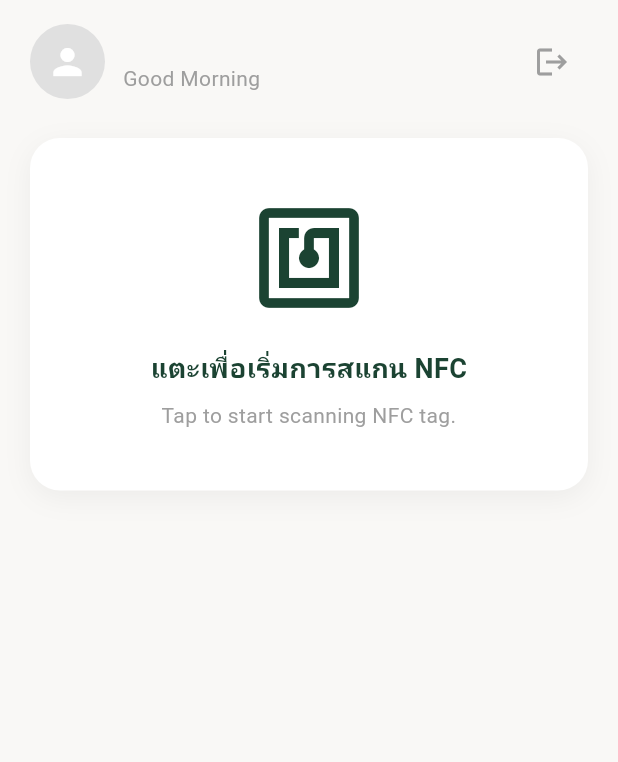
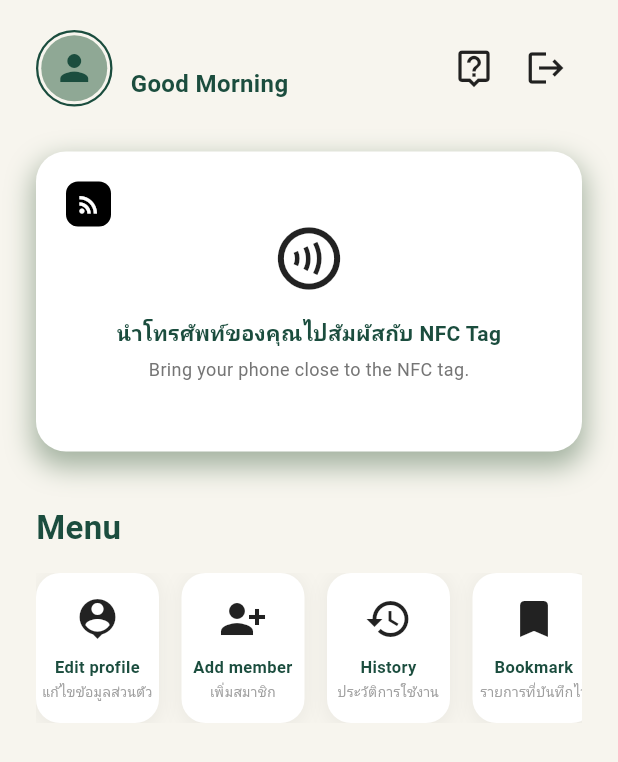
Before and after one commit to s67-Chakkapong/allergy-detect-app, a Flutter app: the HomeScreen screen opened directly, on a phone screen of 412 x 824 dp. Shown: the top 762 px of the screen. Run offline on Flutter 3.47's test engine with Material 3 defaults, Android fonts, the light colour scheme and no system bars; our stand-ins replace cloud_firestore, firebase_auth, firebase_core, firebase_storage, google_sign_in, image_picker; missing offline and left inert: app_settings, nfc_manager; accounts and stored records are empty; network calls fail.

Commit message:
fix home screen & edit profile feature

```diff
--- a/lib/home_screen.dart
+++ b/lib/home_screen.dart
@@ -7,6 +7,7 @@ import 'package:firebase_auth/firebase_auth.dart';
 import 'package:cloud_firestore/cloud_firestore.dart';
 import 'package:google_sign_in/google_sign_in.dart';
 import 'login_screen.dart';
+import 'identify_screen.dart';
 
 class HomeScreen extends StatefulWidget {
   const HomeScreen({super.key});
@@ -16,10 +17,12 @@ class HomeScreen extends StatefulWidget {
 }
 
 class _HomeScreenState extends State<HomeScreen> {
-  // User data
   String _name = '';
   String _profileImageUrl = '';
   bool _isLoadingUser = true;
+
+  static const Color primaryGreen = Color(0xFF1B4D3E);
+  static const Color bgCream = Color(0xFFF7F5EE);
 
   @override
   void initState() {
@@ -38,13 +41,23 @@ class _HomeScreenState extends State<HomeScreen> {
       final doc = await FirebaseFirestore.instance
           .collection('users')
           .doc(uid)
-          .get();
+          .get(const GetOptions(source: Source.server));
 
       if (doc.exists) {
         final data = doc.data()!;
+        final name = data['name'] ?? '';
+        final displayName = data['displayName'] ?? '';
+        final imageUrl = data['profileImageUrl'] ?? '';
+
         setState(() {
-          _name = data['name'] ?? data['displayName'] ?? 'User';
-          _profileImageUrl = data['profileImageUrl'] ?? '';
+          // Use name if filled, fallback to displayName, fallback to email
+          _name = name.isNotEmpty
+              ? name
+              : displayName.isNotEmpty
+              ? displayName
+              : FirebaseAuth.instance.currentUser?.email ?? 'User';
+
+          _profileImageUrl = imageUrl;
         });
       }
     } catch (e) {
@@ -55,51 +68,18 @@ class _HomeScreenState extends State<HomeScreen> {
   }
 
   // ─────────────────────────────────────────
-  // Logout
+  // Logout — sign out and go to LoginScreen
   // ─────────────────────────────────────────
   Future<void> _logout() async {
-    // Show confirmation dialog
-    final confirm = await showDialog<bool>(
-      context: context,
-      builder: (context) => AlertDialog(
-        shape: RoundedRectangleBorder(borderRadius: BorderRadius.circular(16)),
-        title: const Text('Log out'),
-        content: const Text('Are you sure you want to log out?'),
-        actions: [
-          TextButton(
-            onPressed: () => Navigator.pop(context, false),
-            child: const Text('Cancel', style: TextStyle(color: Colors.grey)),
-          ),
-          ElevatedButton(
-            onPressed: () => Navigator.pop(context, true),
-            style: ElevatedButton.styleFrom(
-              backgroundColor: const Color(0xFF1B4332),
-              foregroundColor: Colors.white,
-              shape: RoundedRectangleBorder(
-                borderRadius: BorderRadius.circular(12),
-              ),
-            ),
-            child: const Text('Log out'),
-          ),
-        ],
-      ),
-    );
-
-    if (confirm != true) return;
-
-    try {
-      await GoogleSignIn().signOut(); // sign out Google if used
+    await GoogleSignIn().signOut();
     await FirebaseAuth.instance.signOut();
 
     if (mounted) {
       Navigator.pushAndRemoveUntil(
         context,
         MaterialPageRoute(builder: (context) => const LoginScreen()),
-          (route) => false, // clear all screens from stack
+        (route) => false,
       );
-      }
-    } catch (e) {
-      debugPrint('Logout error: $e');
     }
   }
 
@@ -162,11 +142,11 @@ class _HomeScreenState extends State<HomeScreen> {
                   style: TextStyle(
                     fontWeight: FontWeight.bold,
                     fontSize: 18,
-                    color: Color(0xFF1B4332),
+                    color: primaryGreen,
                   ),
                 ),
                 SizedBox(height: 30),
-                Icon(Icons.nfc, size: 80, color: Color(0xFF1B4332)),
+                Icon(Icons.nfc, size: 80, color: primaryGreen),
                 SizedBox(height: 20),
                 Text("นำบัตรมาแตะที่ด้านหลังโทรศัพท์"),
                 SizedBox(height: 10),
@@ -182,7 +162,6 @@ class _HomeScreenState extends State<HomeScreen> {
     ).then((_) async {
       await Future.delayed(const Duration(seconds: 1));
       NfcManager.instance.stopSession();
-      debugPrint('หยุดโหมดอ่าน NFC แล้ว');
     });
   }
 
@@ -217,111 +196,286 @@ class _HomeScreenState extends State<HomeScreen> {
   @override
   Widget build(BuildContext context) {
     return Scaffold(
-      backgroundColor: const Color(0xFFF9F8F6),
+      backgroundColor: bgCream,
       body: SafeArea(
+        child: SingleChildScrollView(
+          child: Padding(
+            padding: const EdgeInsets.symmetric(
+              horizontal: 24.0,
+              vertical: 20.0,
+            ),
             child: Column(
+              crossAxisAlignment: CrossAxisAlignment.start,
               children: [
-            _buildHeaderProfile(context),
+                _buildHeader(),
+                const SizedBox(height: 30),
                 GestureDetector(
                   onTap: () => _showNfcDetails(context),
                   child: _buildNfcCard(),
+                ),
+                const SizedBox(height: 35),
+                _buildMenuSection(),
+                const SizedBox(height: 20),
+              ],
+            ),
+          ),
+        ),
+      ),
+    );
+  }
+
+  // ─────────────────────────────────────────
+  // Header
+  // ─────────────────────────────────────────
+  Widget _buildHeader() {
+    return Row(
+      children: [
+        Container(
+          padding: const EdgeInsets.all(2),
+          decoration: BoxDecoration(
+            shape: BoxShape.circle,
+            border: Border.all(color: primaryGreen, width: 1.5),
+          ),
+          child: CircleAvatar(
+            radius: 22,
+            backgroundColor: const Color(0xFF8FA895),
+            child: _profileImageUrl.isNotEmpty
+                ? ClipOval(
+                    child: Image.network(
+                      _profileImageUrl,
+                      fit: BoxFit.cover,
+                      width: 44,
+                      height: 44,
+                      errorBuilder: (_, __, ___) => const Icon(
+                        Icons.person,
+                        size: 28,
+                        color: primaryGreen,
+                      ),
+                    ),
+                  )
+                : const Icon(Icons.person, size: 28, color: primaryGreen),
+          ),
+        ),
+        const SizedBox(width: 12),
+        Column(
+          crossAxisAlignment: CrossAxisAlignment.start,
+          children: [
+            Text(
+              _isLoadingUser ? 'Loading...' : _name,
+              style: const TextStyle(
+                fontSize: 14,
+                fontWeight: FontWeight.bold,
+                color: Colors.black87,
+              ),
+            ),
+            const Text(
+              'Good Morning',
+              style: TextStyle(
+                fontSize: 16,
+                fontWeight: FontWeight.bold,
+                color: primaryGreen,
+              ),
+            ),
+          ],
+        ),
+        const Spacer(),
+        IconButton(
+          onPressed: () {},
+          icon: const Icon(
+            Icons.live_help_outlined,
+            color: Colors.black87,
+            size: 28,
+          ),
+        ),
+        IconButton(
+          onPressed: _logout,
+          icon: const Icon(Icons.logout, color: Colors.black87, size: 28),
+          tooltip: 'Log out',
+        ),
+      ],
+    );
+  }
+
+  // ─────────────────────────────────────────
+  // NFC Card
+  // ─────────────────────────────────────────
+  Widget _buildNfcCard() {
+    return Container(
+      width: double.infinity,
+      height: 200,
+      decoration: BoxDecoration(
+        color: Colors.white,
+        borderRadius: BorderRadius.circular(20),
+        boxShadow: const [
+          BoxShadow(
+            color: Color(0x804F6F52),
+            spreadRadius: 2,
+            blurRadius: 15,
+            offset: Offset(0, 8),
+          ),
+        ],
+      ),
+      child: Stack(
+        children: [
+          Positioned(
+            top: 20,
+            left: 20,
+            child: Container(
+              padding: const EdgeInsets.all(6),
+              decoration: BoxDecoration(
+                color: Colors.black,
+                borderRadius: BorderRadius.circular(8),
+              ),
+              child: const Icon(Icons.rss_feed, color: Colors.white, size: 18),
+            ),
+          ),
+          Center(
+            child: Column(
+              mainAxisAlignment: MainAxisAlignment.center,
+              children: [
+                const Icon(
+                  Icons.contactless_outlined,
+                  size: 50,
+                  color: Colors.black87,
+                ),
+                const SizedBox(height: 15),
+                const Text(
+                  'นำโทรศัพท์ของคุณไปสัมผัสกับ NFC Tag',
+                  style: TextStyle(
+                    fontSize: 14,
+                    fontWeight: FontWeight.bold,
+                    color: primaryGreen,
+                  ),
+                ),
+                const SizedBox(height: 4),
+                Text(
+                  'Bring your phone close to the NFC tag.',
+                  style: TextStyle(fontSize: 12, color: Colors.grey[600]),
+                ),
+              ],
+            ),
+          ),
+        ],
+      ),
+    );
+  }
+
+  // ─────────────────────────────────────────
+  // Menu Section
+  // ─────────────────────────────────────────
+  Widget _buildMenuSection() {
+    return Column(
+      crossAxisAlignment: CrossAxisAlignment.start,
+      children: [
+        const Text(
+          'Menu',
+          style: TextStyle(
+            fontSize: 22,
+            fontWeight: FontWeight.bold,
+            color: primaryGreen,
+          ),
+        ),
+        const SizedBox(height: 15),
+        SingleChildScrollView(
+          scrollDirection: Axis.horizontal,
+          child: Row(
+            children: [
+              _buildMenuButton(
+                icon: Icons.person_pin,
+                title: 'Edit profile',
+                subtitle: 'แก้ไขข้อมูลส่วนตัว',
+                onTap: () async {
+                  await Navigator.push(
+                    context,
+                    MaterialPageRoute(
+                      builder: (context) => const IdentifyAllergyScreen(),
+                    ),
+                  );
+                  _loadUserData();
+                },
+              ),
+              const SizedBox(width: 15),
+              _buildMenuButton(
+                icon: Icons.person_add_alt_1,
+                title: 'Add member',
+                subtitle: 'เพิ่มสมาชิก',
+                onTap: () {},
+              ),
+              const SizedBox(width: 15),
+              _buildMenuButton(
+                icon: Icons.history,
+                title: 'History',
+                subtitle: 'ประวัติการใช้งาน',
+                onTap: () {},
+              ),
+              const SizedBox(width: 15),
+              _buildMenuButton(
+                icon: Icons.bookmark,
+                title: 'Bookmark',
+                subtitle: 'รายการที่บันทึกไว้',
+                onTap: () {},
+              ),
+            ],
+          ),
+        ),
+      ],
+    );
+  }
+
+  Widget _buildMenuButton({
+    required IconData icon,
+    required String title,
+    required String subtitle,
+    required VoidCallback onTap,
+  }) {
+    return GestureDetector(
+      onTap: onTap,
+      child: Container(
+        width: 82,
+        height: 100,
+        decoration: BoxDecoration(
+          color: Colors.white,
+          borderRadius: BorderRadius.circular(16),
+          boxShadow: [
+            BoxShadow(
+              color: Colors.black.withOpacity(0.05),
+              spreadRadius: 1,
+              blurRadius: 10,
+              offset: const Offset(0, 2),
+            ),
+          ],
+        ),
+        child: Column(
+          mainAxisAlignment: MainAxisAlignment.center,
+          children: [
+            Icon(icon, size: 32, color: Colors.black87),
+            const SizedBox(height: 8),
+            Text(
+              title,
+              style: const TextStyle(
+                fontSize: 11,
+                fontWeight: FontWeight.bold,
+                color: primaryGreen,
+              ),
+              textAlign: TextAlign.center,
+            ),
+            const SizedBox(height: 2),
+            Text(
+              subtitle,
+              style: const TextStyle(fontSize: 9, color: Colors.grey),
+              textAlign: TextAlign.center,
+              overflow: TextOverflow.ellipsis,
             ),
           ],
         ),
       ),
     );
   }
-
-  Widget _buildHeaderProfile(BuildContext context) {
-    return Padding(
-      padding: const EdgeInsets.symmetric(horizontal: 20, vertical: 16),
-      child: Row(
-        children: [
-          // Profile image — shows real image or default icon
-          CircleAvatar(
-            radius: 25,
-            backgroundColor: Colors.grey[300],
-            backgroundImage: _profileImageUrl.isNotEmpty
-                ? NetworkImage(_profileImageUrl)
-                : null,
-            child: _profileImageUrl.isEmpty
-                ? const Icon(Icons.person, color: Colors.white, size: 28)
-                : null,
-          ),
-          const SizedBox(width: 12),
-          Expanded(
-            child: Column(
-              crossAxisAlignment: CrossAxisAlignment.start,
-              children: [
-                // Real name from Firestore
-                Text(
-                  _isLoadingUser ? 'Loading...' : _name,
-                  style: const TextStyle(
-                    fontSize: 16,
-                    fontWeight: FontWeight.bold,
-                    color: Color(0xFF1B4332),
-                  ),
-                ),
-                const Text(
-                  'Good Morning',
-                  style: TextStyle(fontSize: 14, color: Colors.grey),
-                ),
-              ],
-            ),
-          ),
-          // Logout button
-          IconButton(
-            onPressed: _logout,
-            icon: const Icon(Icons.logout, color: Colors.grey),
-            tooltip: 'Log out',
-          ),
-        ],
-      ),
-    );
 }
 
-  Widget _buildNfcCard() {
-    return Container(
-      width: double.infinity,
-      margin: const EdgeInsets.symmetric(horizontal: 20, vertical: 10),
-      padding: const EdgeInsets.symmetric(vertical: 40, horizontal: 20),
-      decoration: BoxDecoration(
-        color: Colors.white,
-        borderRadius: BorderRadius.circular(20),
-        boxShadow: [
-          BoxShadow(
-            color: Colors.black.withOpacity(0.05),
-            blurRadius: 15,
-            offset: const Offset(0, 5),
-          ),
-        ],
-      ),
-      child: Column(
-        children: const [
-          Icon(Icons.nfc, size: 80, color: Color(0xFF1B4332)),
-          SizedBox(height: 20),
-          Text(
-            'แตะเพื่อเริ่มการสแกน NFC',
-            textAlign: TextAlign.center,
-            style: TextStyle(
-              fontSize: 18,
-              fontWeight: FontWeight.bold,
-              color: Color(0xFF1B4332),
-            ),
-          ),
-          SizedBox(height: 8),
-          Text(
-            'Tap to start scanning NFC tag.',
-            textAlign: TextAlign.center,
-            style: TextStyle(fontSize: 14, color: Colors.grey),
-          ),
-        ],
-      ),
-    );
-  }
-}
-
-// --- หน้าจอแจ้งเตือนเมื่อพบสารก่อภูมิแพ้ ---
+// ─────────────────────────────────────────
+// Allergy Warning Screen
+// ─────────────────────────────────────────
 class AllergyWarningScreen extends StatelessWidget {
   final String allergyType;
   const AllergyWarningScreen({super.key, required this.allergyType});
--- a/lib/identify_screen.dart
+++ b/lib/identify_screen.dart
@@ -17,6 +17,7 @@ class _IdentifyAllergyScreenState extends State<IdentifyAllergyScreen> {
   // State variables
   String? _selectedGender;
   String? _selectedAllergy;
+  String _existingImageUrl = '';
   bool _isLoading = false;
   bool _isFetching = true;
   File? _profileImage;
@@ -136,7 +137,7 @@ class _IdentifyAllergyScreenState extends State<IdentifyAllergyScreen> {
       final doc = await FirebaseFirestore.instance
           .collection('users')
           .doc(uid)
-          .get();
+          .get(const GetOptions(source: Source.server));
 
       if (doc.exists) {
         final data = doc.data()!;
@@ -149,6 +150,7 @@ class _IdentifyAllergyScreenState extends State<IdentifyAllergyScreen> {
           _selectedAllergy = (data['allergy'] as String?)?.isEmpty == true
               ? null
               : data['allergy'];
+          _existingImageUrl = data['profileImageUrl'] ?? '';
         });
       }
     } catch (e) {
@@ -193,7 +195,7 @@ class _IdentifyAllergyScreenState extends State<IdentifyAllergyScreen> {
         'age': int.tryParse(_ageController.text.trim()) ?? 0,
         'gender': _selectedGender,
         'allergy': _selectedAllergy,
-        'profileImageUrl': imageUrl ?? '',
+        if (imageUrl != null) 'profileImageUrl': imageUrl,
         'isProfileComplete': true,
         'updatedAt': FieldValue.serverTimestamp(),
       }, SetOptions(merge: true));
@@ -302,9 +304,13 @@ class _IdentifyAllergyScreenState extends State<IdentifyAllergyScreen> {
                           radius: 50,
                           backgroundColor: Colors.grey[200],
                           backgroundImage: _profileImage != null
-                              ? FileImage(_profileImage!)
-                              : null,
-                          child: _profileImage == null
+                              ? FileImage(_profileImage!) as ImageProvider
+                              : (_existingImageUrl.isNotEmpty
+                                    ? NetworkImage(_existingImageUrl)
+                                    : null),
+                          child:
+                              (_profileImage == null &&
+                                  _existingImageUrl.isEmpty)
                               ? Icon(
                                   Icons.camera_alt,
                                   size: 30,
```
Lines whose indentation alone changed are shown as unchanged.
